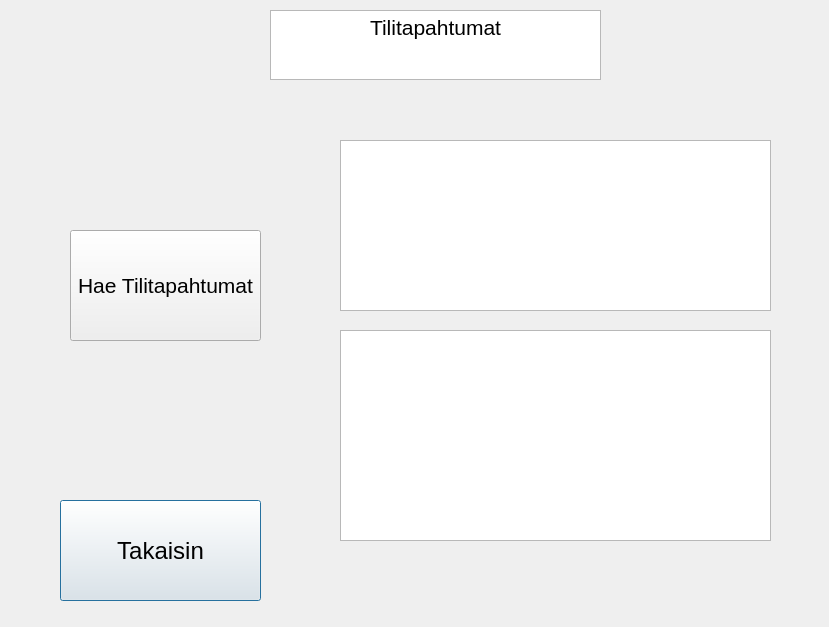
First picture: the form in frontend/tilitapahtumat.ui, repository 22kmo-project/group_6, before the edit.
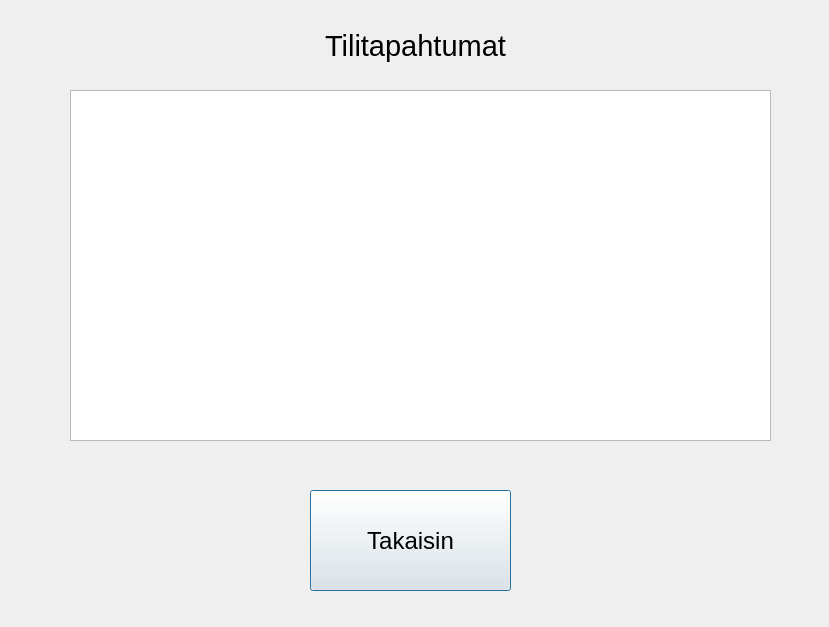
Second picture: the form after the edit.

Commit message: Tilitapahtumat ruutu toimii oikein

What changed in the file:
```diff
--- a/frontend/tilitapahtumat.ui
+++ b/frontend/tilitapahtumat.ui
@@ -10,52 +10,23 @@
     <height>627</height>
    </rect>
   </property>
+  <property name="maximumSize">
+   <size>
+    <width>829</width>
+    <height>16777215</height>
+   </size>
+  </property>
   <property name="windowTitle">
    <string>Dialog</string>
   </property>
-  <widget class="QTableView" name="tableView_Tilitapa">
-   <property name="geometry">
-    <rect>
-     <x>340</x>
-     <y>140</y>
-     <width>431</width>
-     <height>171</height>
-    </rect>
-   </property>
-  </widget>
-  <widget class="QTextEdit" name="textEdit_Otsikko">
-   <property name="geometry">
-    <rect>
-     <x>270</x>
-     <y>10</y>
-     <width>331</width>
-     <height>70</height>
-    </rect>
-   </property>
-   <property name="html">
-    <string>&lt;!DOCTYPE HTML PUBLIC &quot;-//W3C//DTD HTML 4.0//EN&quot; &quot;http://www.w3.org/TR/REC-html40/strict.dtd&quot;&gt;
-&lt;html&gt;&lt;head&gt;&lt;meta name=&quot;qrichtext&quot; content=&quot;1&quot; /&gt;&lt;meta charset=&quot;utf-8&quot; /&gt;&lt;style type=&quot;text/css&quot;&gt;
-p, li { white-space: pre-wrap; }
-hr { height: 1px; border-width: 0; }
-&lt;/style&gt;&lt;/head&gt;&lt;body style=&quot; font-family:'Segoe UI'; font-size:9pt; font-weight:400; font-style:normal;&quot;&gt;
-&lt;p align=&quot;center&quot; style=&quot; margin-top:0px; margin-bottom:0px; margin-left:0px; margin-right:0px; -qt-block-indent:0; text-indent:0px;&quot;&gt;&lt;span style=&quot; font-size:16pt;&quot;&gt;Tilitapahtumat&lt;/span&gt;&lt;/p&gt;&lt;/body&gt;&lt;/html&gt;</string>
-   </property>
-  </widget>
-  <widget class="QTextEdit" name="textEdit_2">
-   <property name="geometry">
-    <rect>
-     <x>340</x>
-     <y>330</y>
-     <width>431</width>
-     <height>211</height>
-    </rect>
-   </property>
-  </widget>
+  <property name="styleSheet">
+   <string notr="true"/>
+  </property>
   <widget class="QPushButton" name="btn_takaisin">
    <property name="geometry">
     <rect>
-     <x>60</x>
-     <y>500</y>
+     <x>310</x>
+     <y>490</y>
      <width>201</width>
      <height>101</height>
     </rect>
@@ -69,22 +40,35 @@
     <string>Takaisin</string>
    </property>
   </widget>
-  <widget class="QPushButton" name="btn_getTilitapahtuma">
+  <widget class="QTableWidget" name="table_Tilitapahtumat">
    <property name="geometry">
     <rect>
      <x>70</x>
-     <y>230</y>
-     <width>191</width>
-     <height>111</height>
+     <y>90</y>
+     <width>701</width>
+     <height>351</height>
+    </rect>
+   </property>
+  </widget>
+  <widget class="QLabel" name="label">
+   <property name="geometry">
+    <rect>
+     <x>270</x>
+     <y>20</y>
+     <width>291</width>
+     <height>51</height>
     </rect>
    </property>
    <property name="font">
     <font>
-     <pointsize>16</pointsize>
+     <pointsize>22</pointsize>
     </font>
    </property>
    <property name="text">
-    <string>Hae Tilitapahtumat</string>
+    <string>Tilitapahtumat</string>
+   </property>
+   <property name="alignment">
+    <set>Qt::AlignCenter</set>
    </property>
   </widget>
  </widget>
```
The commit also changes 8 other files.
